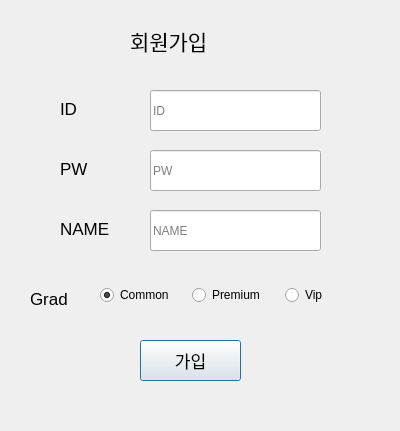
First picture: the form in join.ui, repository vpstl101/rent_car-C-DB-QT-, before the edit.
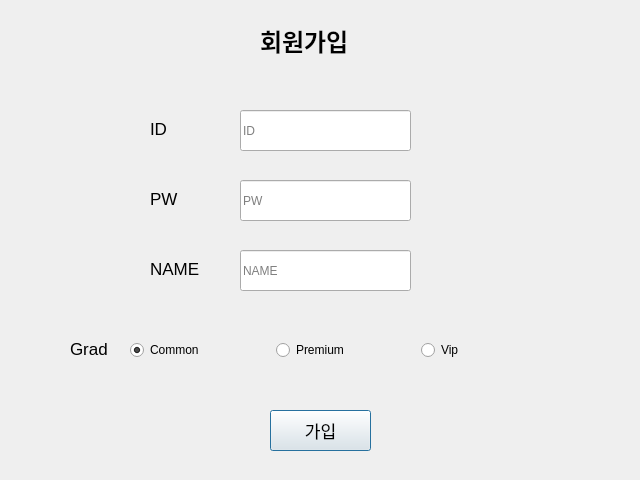
Second picture: the form after the edit.

```diff
--- a/join.ui
+++ b/join.ui
@@ -6,8 +6,8 @@
    <rect>
     <x>0</x>
     <y>0</y>
-    <width>400</width>
-    <height>431</height>
+    <width>640</width>
+    <height>480</height>
    </rect>
   </property>
   <property name="maximumSize">
@@ -22,15 +22,17 @@
   <widget class="QLabel" name="label">
    <property name="geometry">
     <rect>
-     <x>130</x>
+     <x>260</x>
      <y>10</y>
-     <width>81</width>
+     <width>101</width>
      <height>61</height>
     </rect>
    </property>
    <property name="font">
     <font>
-     <pointsize>16</pointsize>
+     <pointsize>18</pointsize>
+     <weight>75</weight>
+     <bold>true</bold>
     </font>
    </property>
    <property name="text">
@@ -40,8 +42,8 @@
   <widget class="QLabel" name="labelID">
    <property name="geometry">
     <rect>
-     <x>60</x>
-     <y>100</y>
+     <x>150</x>
+     <y>120</y>
      <width>41</width>
      <height>17</height>
     </rect>
@@ -58,8 +60,8 @@
   <widget class="QLabel" name="labelPW">
    <property name="geometry">
     <rect>
-     <x>60</x>
-     <y>160</y>
+     <x>150</x>
+     <y>190</y>
      <width>67</width>
      <height>17</height>
     </rect>
@@ -76,8 +78,8 @@
   <widget class="QLabel" name="labelNAME">
    <property name="geometry">
     <rect>
-     <x>60</x>
-     <y>220</y>
+     <x>150</x>
+     <y>260</y>
      <width>67</width>
      <height>17</height>
     </rect>
@@ -94,8 +96,8 @@
   <widget class="QLabel" name="grade">
    <property name="geometry">
     <rect>
-     <x>30</x>
-     <y>290</y>
+     <x>70</x>
+     <y>340</y>
      <width>51</width>
      <height>17</height>
     </rect>
@@ -112,8 +114,8 @@
   <widget class="QPushButton" name="newjoin">
    <property name="geometry">
     <rect>
-     <x>140</x>
-     <y>340</y>
+     <x>270</x>
+     <y>410</y>
      <width>101</width>
      <height>41</height>
     </rect>
@@ -133,8 +135,8 @@
    </property>
    <property name="geometry">
     <rect>
-     <x>150</x>
-     <y>90</y>
+     <x>240</x>
+     <y>110</y>
      <width>171</width>
      <height>41</height>
     </rect>
@@ -142,6 +144,9 @@
    <property name="mouseTracking">
     <bool>false</bool>
    </property>
+   <property name="text">
+    <string/>
+   </property>
    <property name="placeholderText">
     <string>ID</string>
    </property>
@@ -152,8 +157,8 @@
    </property>
    <property name="geometry">
     <rect>
-     <x>150</x>
-     <y>150</y>
+     <x>240</x>
+     <y>180</y>
      <width>171</width>
      <height>41</height>
     </rect>
@@ -171,8 +176,8 @@
    </property>
    <property name="geometry">
     <rect>
-     <x>150</x>
-     <y>210</y>
+     <x>240</x>
+     <y>250</y>
      <width>171</width>
      <height>41</height>
     </rect>
@@ -184,13 +189,13 @@
     <string>NAME</string>
    </property>
   </widget>
-  <widget class="QWidget" name="">
+  <widget class="QWidget" name="layoutWidget">
    <property name="geometry">
     <rect>
-     <x>100</x>
-     <y>280</y>
-     <width>271</width>
-     <height>31</height>
+     <x>130</x>
+     <y>330</y>
+     <width>431</width>
+     <height>41</height>
     </rect>
    </property>
    <layout class="QHBoxLayout" name="horizontalLayout">
```
